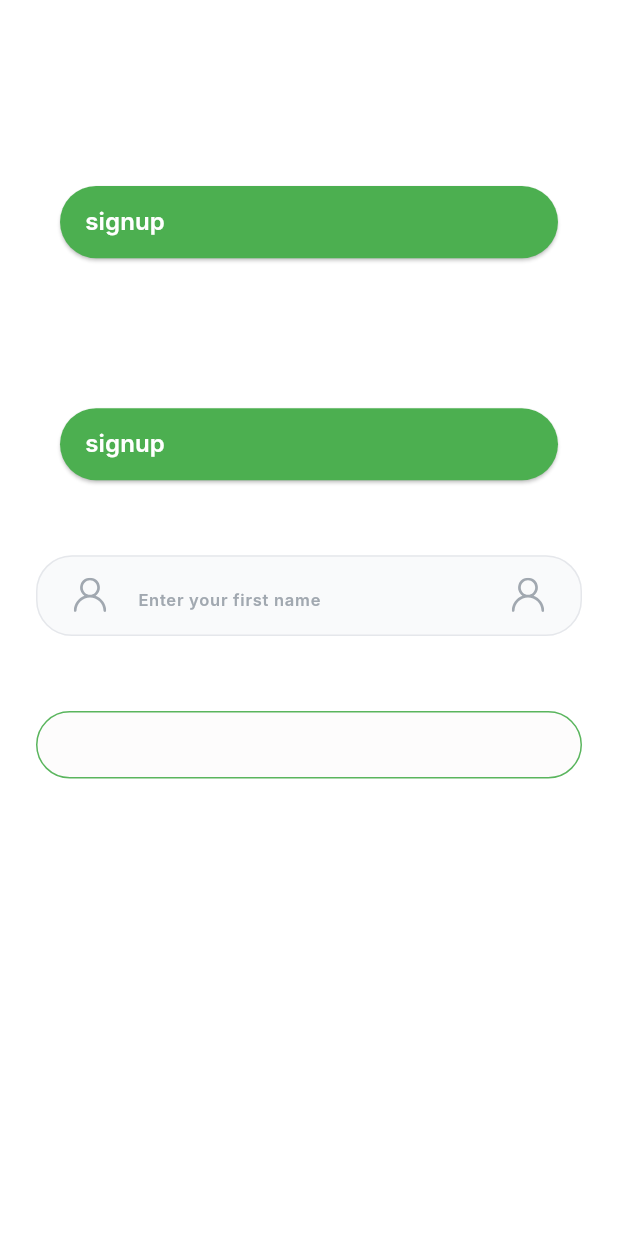
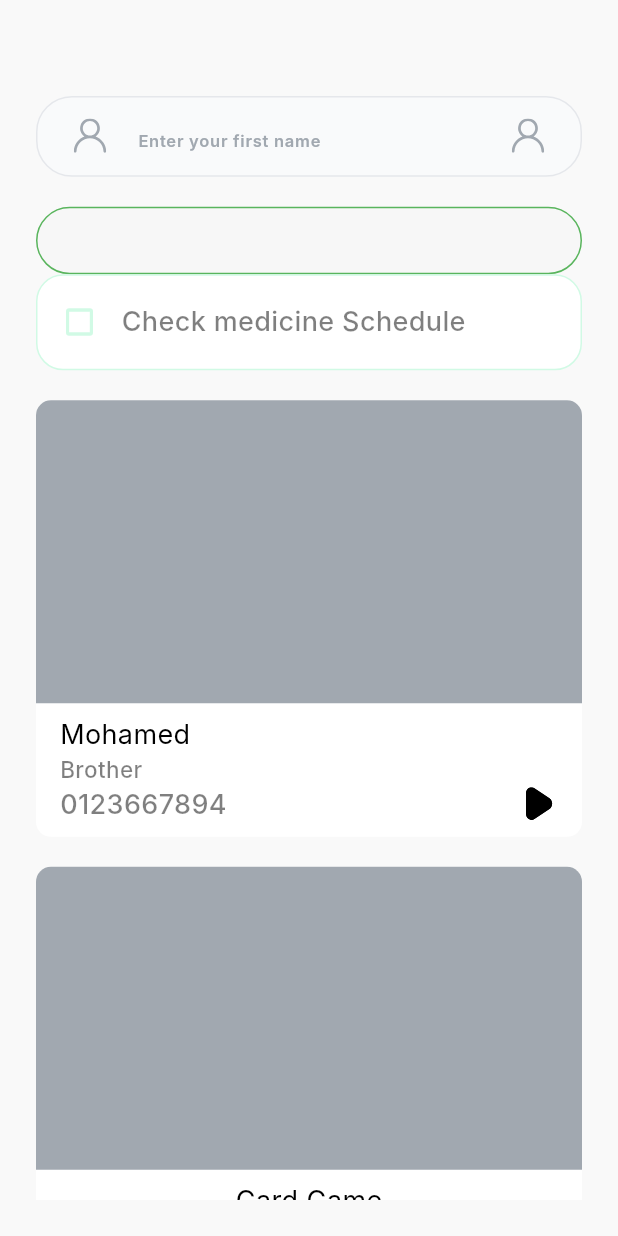
Before and after one commit to itchoh/Nesyan, a Flutter app: the screen it shows after launch, on a phone screen of 412 x 824 dp. Run offline on Flutter 3.47's test engine with Material 3 defaults, Android fonts, the phone set to English and light mode, and no system bars; our stand-ins replace flutter_screenutil, flutter_svg; Roboto replaces fonts that are missing (Inter).

Commit message:
containers.dart add three containers

```diff
--- a/lib/core/constant/colors.dart
+++ b/lib/core/constant/colors.dart
@@ -8,6 +8,7 @@ const black = Color(0xFF000000);
 const grayChateau = Color(0xFFA1A8B0);
 
 const classicMatteGrey = Color(0xFF6E6E6E);
+const hintOfRed = Color(0xFFF9F9F9);
 const grannyApple = Color(0xFFD1FAE5);
 const whiteMarble = Color(0xFFE5E7EB);
 const luxuryWhite = Color(0xFFF9FAFB);
--- a/lib/core/constant/text_style.dart
+++ b/lib/core/constant/text_style.dart
@@ -22,23 +22,23 @@ class AppFontStyle{
   }
   static TextStyle TitleGame(){
     return const TextStyle(
-        color: Colors.black38,
+        color: black,
         fontSize: 18,
         fontWeight: FontWeight.w400,
         fontFamily: 'Inter'
     );
   }
   static TextStyle PhoneNumber(){
-    return const TextStyle(
-        color: Colors.black,
+    return  TextStyle(
+        color: black50,
         fontSize: 18,
         fontWeight: FontWeight.w500,
         fontFamily: 'Inter'
     );
   }
   static TextStyle Alert(){
-    return const TextStyle(
-        color: Colors.black,
+    return  TextStyle(
+        color: black50,
         fontSize: 15,
         fontWeight: FontWeight.w500,
         fontFamily: 'Inter'
--- /dev/null
+++ b/lib/core/widgets/containers.dart
@@ -0,0 +1,143 @@
+import 'package:flutter/material.dart';
+import 'package:flutter_screenutil/flutter_screenutil.dart';
+import 'package:nesyan/core/constant/colors.dart';
+import 'package:nesyan/core/constant/icons.dart';
+
+import '../constant/icon_style.dart';
+import '../constant/text_style.dart';
+
+class Reminder_Check extends StatelessWidget {
+  const Reminder_Check({
+    super.key,
+    this.color = white,
+    this.borderColor,
+    required this.text,
+  });
+  final Color? color;
+  final Color? borderColor;
+  final String text;
+  @override
+  Widget build(BuildContext context) {
+    return Container(
+      // height: 60.h,
+      decoration: BoxDecoration(
+        color: color,
+        borderRadius: BorderRadius.circular(18),
+        border: Border.all(
+          color: borderColor == null ? color! : borderColor!,
+          width: 1.0,
+        ),
+      ),
+      child: Padding(
+        padding: EdgeInsetsGeometry.symmetric(vertical: 18, horizontal: 16),
+        child: Row(
+          children: [
+            GestureDetector(
+              onTap: () {},
+              child: Icon(
+                Icons.check_box_outline_blank,
+                color: borderColor,
+                size: 24,
+              ),
+            ),
+            Padding(
+              padding: EdgeInsetsGeometry.only(left: 16),
+              child: Text(text, style: AppFontStyle.PhoneNumber()),
+            ),
+          ],
+        ),
+      ),
+    );
+  }
+}
+
+class FamilyBox extends StatelessWidget {
+  const FamilyBox({
+    super.key,
+    required this.title,
+    required this.subtitle,
+    required this.number,
+  });
+  final String title;
+  final String subtitle;
+  final String number;
+  @override
+  Widget build(BuildContext context) {
+    return Container(
+      //height: 304.h,
+      decoration: BoxDecoration(
+        color: white,
+        borderRadius: BorderRadius.circular(10),
+      ),
+      child: Column(
+        children: [
+          Container(
+            height: 210.h,
+            decoration: BoxDecoration(
+              color: grayChateau,
+              borderRadius: BorderRadius.only(
+                topLeft: Radius.circular(10),
+                topRight: Radius.circular(10),
+                bottomLeft: Radius.circular(0),
+                bottomRight: Radius.circular(0),
+              ),
+            ),
+          ),
+          Padding(
+            padding: EdgeInsetsGeometry.symmetric(horizontal: 16, vertical: 8),
+            child: Column(
+              crossAxisAlignment: CrossAxisAlignment.start,
+              children: [
+                Text(title, style: AppFontStyle.TitleGame()),
+                Text(subtitle, style: AppFontStyle.Alert()),
+                Row(
+                  children: [
+                    Text(number, style: AppFontStyle.PhoneNumber()),
+                    Spacer(flex: 1),
+                    AppIconStyle.medium(AppIcons.play),
+                  ],
+                ),
+              ],
+            ),
+          ),
+        ],
+      ),
+    );
+  }
+}
+
+class GameBox extends StatelessWidget {
+  const GameBox({super.key, required this.title, required this.subtitle});
+  final String title;
+  final String subtitle;
+  @override
+  Widget build(BuildContext context) {
+    return Container(
+      //height: 304.h,
+      decoration: BoxDecoration(
+        color: white,
+        borderRadius: BorderRadius.circular(10),
+      ),
+      child: Column(
+        children: [
+          Container(
+            height: 210.h,
+            decoration: BoxDecoration(
+              color: grayChateau,
+              borderRadius: BorderRadius.only(
+                topLeft: Radius.circular(10),
+                topRight: Radius.circular(10),
+                bottomLeft: Radius.circular(0),
+                bottomRight: Radius.circular(0),
+              ),
+            ),
+          ),
+          SizedBox(height: 8,),
+      Text(title, style: AppFontStyle.TitleGame()),
+      Text(subtitle, style: AppFontStyle.Alert()),
+          SizedBox(height: 8,),
+        ],
+      ),
+    );
+  }
+}
--- a/lib/core/widgets/dailyTextField.dart
+++ b/lib/core/widgets/dailyTextField.dart
@@ -4,7 +4,18 @@ import 'package:nesyan/core/constant/colors.dart';
 import '../constant/text_style.dart';
 
 class Dailytextfield extends StatelessWidget {
-  const Dailytextfield({super.key, this.suffixIcon, this.keyboardType, this.validator, this.inputFormatters, this.controller, this.maxLines=1, required this.fillcolor, required this.bordercolor, this.hintText});
+  const Dailytextfield({
+    super.key,
+    this.suffixIcon,
+    this.keyboardType,
+    this.validator,
+    this.inputFormatters,
+    this.controller,
+    this.maxLines = 1,
+    required this.fillcolor,
+    required this.bordercolor,
+    this.hintText,
+  });
   final Widget? suffixIcon;
   final String? hintText;
   final int? maxLines;
@@ -19,7 +30,7 @@ class Dailytextfield extends StatelessWidget {
     return TextFormField(
       controller: controller,
       style: AppFontStyle.DailyTextInInputField(),
-       maxLines: maxLines,
+      maxLines: maxLines,
       keyboardType: keyboardType,
       validator: validator,
       inputFormatters: inputFormatters,
@@ -27,12 +38,12 @@ class Dailytextfield extends StatelessWidget {
         hintText: hintText,
         hintStyle: AppFontStyle.HintText(),
         isDense: true,
-        suffixIcon: suffixIcon== null
+        suffixIcon: suffixIcon == null
             ? null
             : Padding(
-          padding: const EdgeInsets.only(left: 8, right: 16),
-          child: suffixIcon,
-        ),
+                padding: const EdgeInsets.only(left: 8, right: 16),
+                child: suffixIcon,
+              ),
         suffixIconConstraints: const BoxConstraints(
           minWidth: 16,
           minHeight: 16,
@@ -42,17 +53,11 @@ class Dailytextfield extends StatelessWidget {
         fillColor: fillcolor,
         border: OutlineInputBorder(
           borderRadius: BorderRadius.circular(10),
-          borderSide:  BorderSide(
-            color: bordercolor,
-            width: 1,
-          ),
+          borderSide: BorderSide(color: bordercolor, width: 1),
         ),
         enabledBorder: OutlineInputBorder(
           borderRadius: BorderRadius.circular(24),
-          borderSide:  BorderSide(
-            color: bordercolor,
-            width: 1,
-          ),
+          borderSide: BorderSide(color: bordercolor, width: 1),
         ),
         focusedBorder: OutlineInputBorder(
           borderRadius: BorderRadius.circular(24),
--- a/lib/main.dart
+++ b/lib/main.dart
@@ -4,6 +4,7 @@ import 'package:nesyan/core/constant/icon_style.dart';
 import 'package:nesyan/core/constant/icons.dart';
 import 'package:nesyan/core/widgets/main_button.dart';
 import 'core/constant/colors.dart';
+import 'core/widgets/containers.dart';
 import 'core/widgets/dailyTextField.dart';
 import 'core/widgets/textFieldForm.dart';
 
@@ -33,16 +34,17 @@ class Home extends StatelessWidget {
   @override
   Widget build(BuildContext context) {
     return Scaffold(
-      backgroundColor: Colors.white,
+      backgroundColor: hintOfRed,
       body: Padding(
         padding: EdgeInsetsGeometry.all(24),
+        child: SingleChildScrollView(
           child: Column(
             children: [
-            SizedBox(height: 100),
-            MainButton(funName: "signup", onPressed: () {}),
-            SizedBox(height: 100),
-            MainButton(funName: "signup", onPressed: () {}, width: 0.5.sw),
-            SizedBox(height: 50),
+              SizedBox(height: 20),
+              // MainButton(funName: "signup", onPressed: () {}),
+              // SizedBox(height: 20),
+              // MainButton(funName: "signup", onPressed: () {}, width: 0.5.sw),
+              SizedBox(height: 20),
               AppTextField(
                 hintText: 'Enter your first name',
                 prefixIcon: AppIconStyle.medium(
@@ -54,10 +56,18 @@ class Home extends StatelessWidget {
                   color: grayChateau,
                 ),
               ),
-            SizedBox(height: 50),
-            Dailytextfield(fillcolor: neutralOffWhite10, bordercolor: traditionalGreen92,)
+              SizedBox(height: 20),
+              Dailytextfield(fillcolor: neutralOffWhite10, bordercolor: traditionalGreen92,),
+              Reminder_Check(text: 'Check medicine Schedule',color: white,borderColor: grannyApple,)
+              , SizedBox(height: 20,)
+              ,FamilyBox(title: 'Mohamed', subtitle: 'Brother', number: '0123667894',)
+            ,SizedBox(height: 20,)
+              ,GameBox(title: 'Card Game', subtitle: 'Description',),
+              SizedBox(height: 30,),
+
             ],
           ),
+        )
       ),
     );
   }
```
Also changed, not shown: 1 other file. Lines whose indentation alone changed are shown as unchanged.
